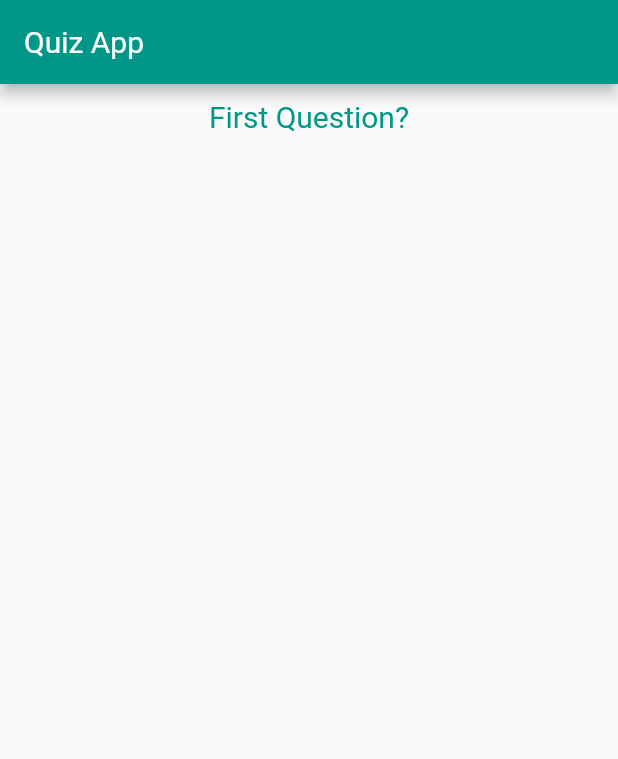
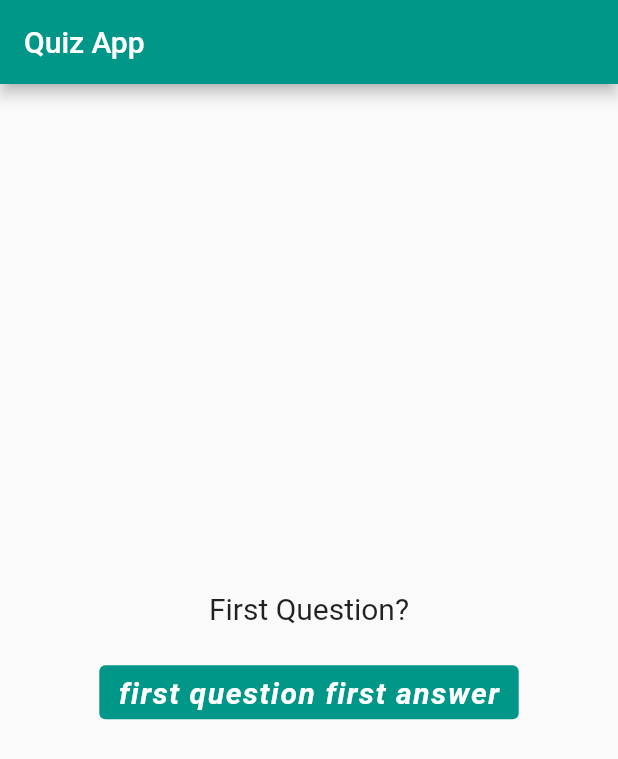
Before and after one commit to RamezHamdiSaeed/MyFlutterReference, a Flutter app: the screen it shows after launch, on a phone screen of 412 x 824 dp. Shown: the top 759 px of the screen. Run offline on Flutter 3.47's test engine with Material 2 defaults, Android fonts, the light colour scheme and no system bars; Roboto replaces fonts that are missing (Splash).

Commit message:
deleting the project fonts and create the answer component

```diff
--- /dev/null
+++ b/lib/App/components/answer.dart
@@ -0,0 +1,23 @@
+import 'package:flutter/material.dart';
+
+class Answer extends StatelessWidget {
+  const Answer({
+    Key? key,
+    required this.questionAnswer,
+  }) : super(key: key);
+
+  final String questionAnswer;
+
+  @override
+  Widget build(BuildContext context) {
+    return ElevatedButton(
+        style: ButtonStyle(
+            backgroundColor:
+                MaterialStateProperty.all(Theme.of(context).primaryColor)),
+        onPressed: null,
+        child: Text(
+          questionAnswer,
+          style: const TextStyle(fontSize: 20, color: Colors.white),
+        ));
+  }
+}
--- a/lib/App/pages/question-n-answers.dart
+++ b/lib/App/pages/question-n-answers.dart
@@ -1,5 +1,6 @@
 import 'package:flutter/material.dart';
 import '../components/question.dart';
+import '../components/answer.dart';
 
 class QuestionAndAnswer extends StatefulWidget {
   const QuestionAndAnswer({Key? key}) : super(key: key);
@@ -9,19 +10,28 @@ class QuestionAndAnswer extends StatefulWidget {
 }
 
 class _QuestionAndAnswerState extends State<QuestionAndAnswer> {
-  final List<String> questions = ["First Question?"];
+  final List<String> questions = ["First Question?", "second Question?"];
+  final List<List<String>> questionAnswers = [
+    [
+      "first question first answer",
+      "first question second answer",
+      "first question third answer",
+      "first question fourth answer"
+    ]
+  ];
   int questionIndex = 0;
   @override
   Widget build(BuildContext context) {
     return Scaffold(
       appBar: AppBar(title: const Text("Quiz App")),
       // ignore: prefer_const_constructors
-      body: Padding(
-        padding: const EdgeInsets.only(top: 10),
-        child: SizedBox(
-            width: double.infinity,
-            child: Column(children: [Question(questions[questionIndex])])),
-      ),
+      body: SizedBox(
+          width: double.infinity,
+          child: Column(mainAxisAlignment: MainAxisAlignment.center, children: [
+            Question(questions[questionIndex]),
+            const SizedBox(height: 20),
+            Answer(questionAnswer: questionAnswers[questionIndex][0]),
+          ])),
     );
   }
 }
--- a/lib/App/quiz_app.dart
+++ b/lib/App/quiz_app.dart
@@ -17,11 +17,12 @@ class MyApp extends StatelessWidget {
           style: ButtonStyle(
               overlayColor: MaterialStateProperty.all(Colors.white)),
         ),
-        appBarTheme: const AppBarTheme(
-            foregroundColor: Colors.white,
-            titleTextStyle: TextStyle(fontFamily: "Splash", fontSize: 20)),
+        // appBarTheme: const AppBarTheme(
+        //     foregroundColor: Colors.white,
+        //     titleTextStyle: TextStyle(fontFamily: "Splash", fontSize: 20))
+
         textTheme: const TextTheme(
-          bodyText2: TextStyle(color: Colors.teal, fontFamily: "Splash"),
+          // bodyText2: TextStyle(color: Colors.teal, fontFamily: "Splash"),
           button: TextStyle(
             color: Colors.teal,
             fontSize: 20,
```
Also changed, not shown: lib/App/components/answers.dart (deleted).
